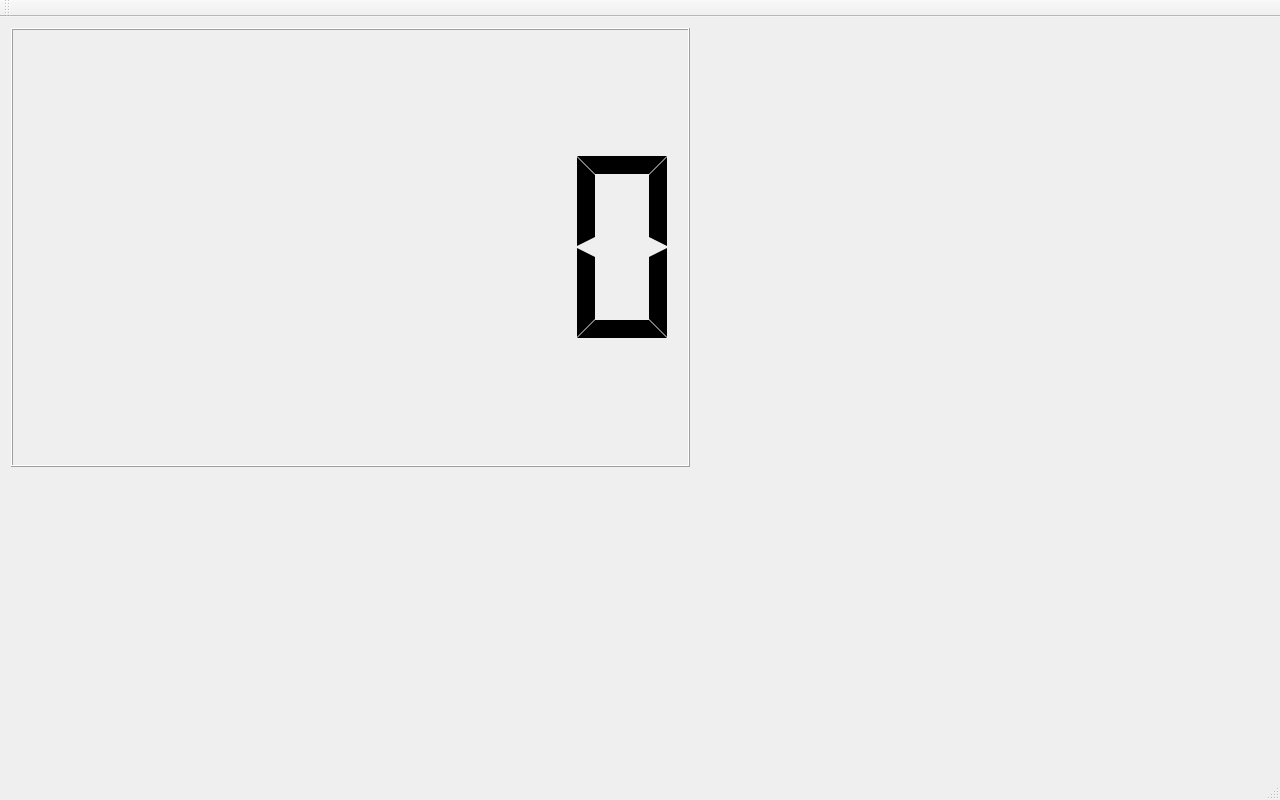
internetscooter/Vespa-Labs, file SCII/sciimainwindow.ui: the form before one commit.
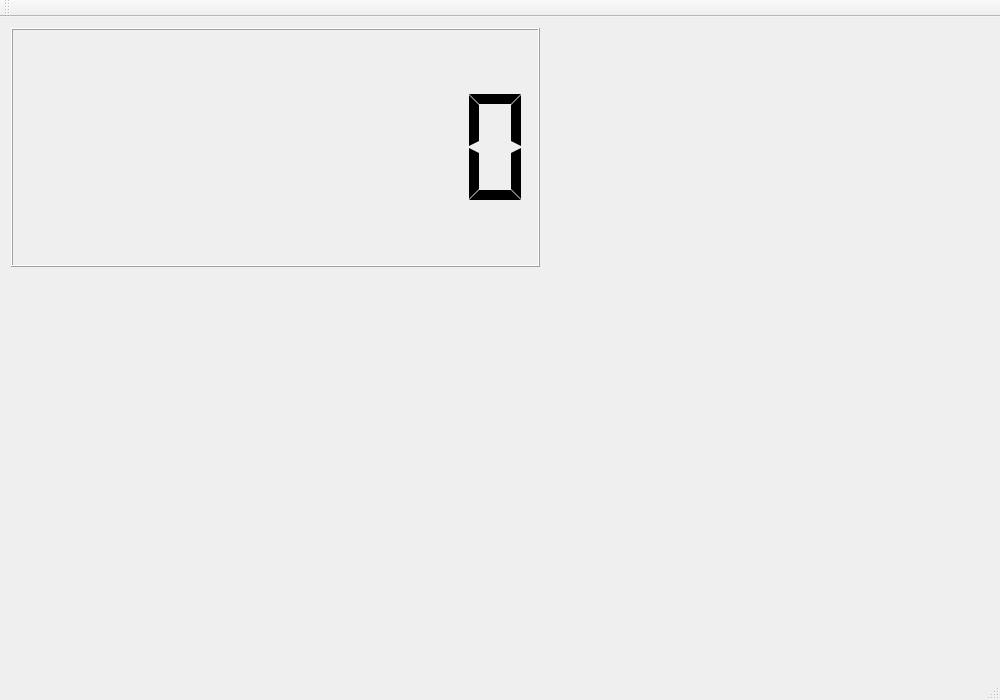
The form after the commit.

```diff
--- a/SCII/sciimainwindow.ui
+++ b/SCII/sciimainwindow.ui
@@ -6,8 +6,8 @@
    <rect>
     <x>0</x>
     <y>0</y>
-    <width>1280</width>
-    <height>800</height>
+    <width>1000</width>
+    <height>700</height>
    </rect>
   </property>
   <property name="windowTitle">
@@ -19,8 +19,8 @@
      <rect>
       <x>0</x>
       <y>0</y>
-      <width>701</width>
-      <height>461</height>
+      <width>551</width>
+      <height>261</height>
      </rect>
     </property>
     <layout class="QVBoxLayout" name="verticalLayout">
@@ -30,7 +30,7 @@
         <bool>false</bool>
        </property>
        <property name="numDigits">
-        <number>6</number>
+        <number>8</number>
        </property>
        <property name="segmentStyle">
         <enum>QLCDNumber::Flat</enum>
```
Left out of the diff: 2 changed lines with no effect on the pictures.
